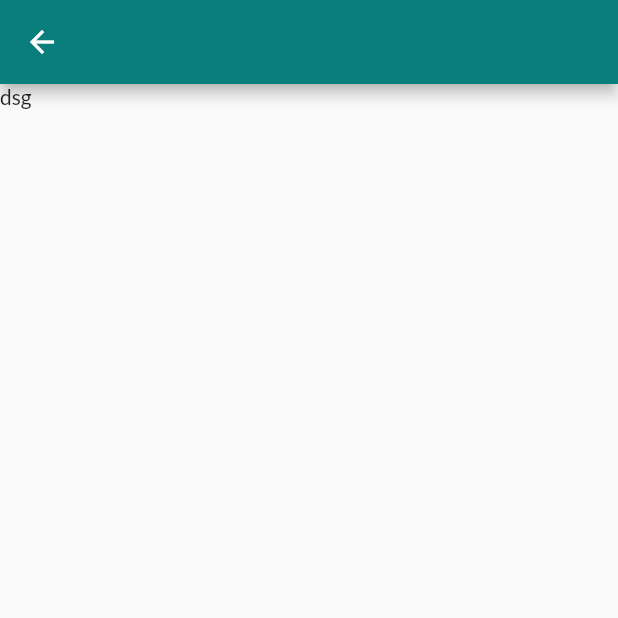
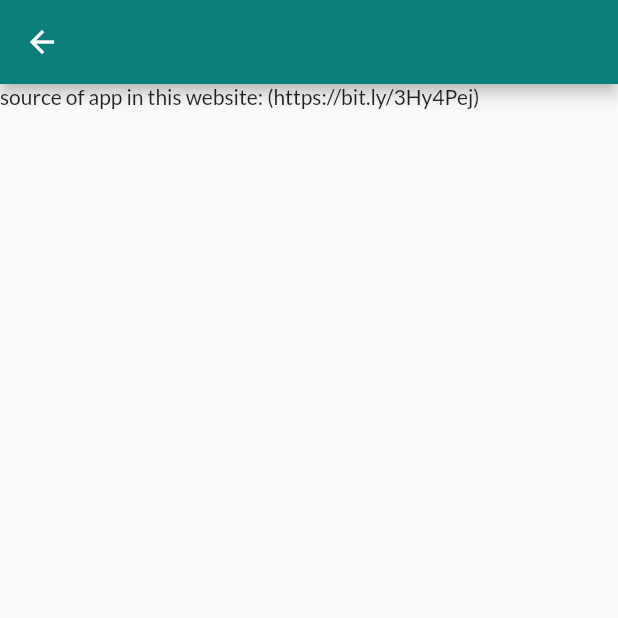
Before and after one commit to YossefHussein/all_color, a Flutter app: the SettingPage screen opened directly, on a phone screen of 412 x 824 dp, the top half of it. Run offline on Flutter 3.47's test engine with Material 2 defaults, Android fonts, the phone set to English and light mode, and no system bars; our stand-ins replace google_fonts.

Commit message:
update_1

```diff
--- a/lib/pages/setting_page.dart
+++ b/lib/pages/setting_page.dart
@@ -1,4 +1,5 @@
 import 'package:flutter/material.dart';
+import 'package:url_launcher/url_launcher.dart';
 
 class SettingPage extends StatefulWidget {
   const SettingPage({Key? key}) : super(key: key);
@@ -8,6 +9,8 @@ class SettingPage extends StatefulWidget {
 }
 
 class _SettingPageState extends State<SettingPage> {
+  final Uri _url = Uri.parse('https://www.materialpalette.com/indigo/green');
+
   @override
   Widget build(BuildContext context) {
     return Scaffold(
@@ -20,8 +23,28 @@ class _SettingPageState extends State<SettingPage> {
         ),
       ),
       body: SafeArea(
-        child: Text('dsg'),
+        child: Column(
+          children: [
+            Row(
+              children: [
+                Row(
+                  children: [
+                    InkWell(
+                      onTap: () => _launchUrl(),
+                      child: Text('source of app in this website: '),
+                    ),
+                    SelectableText('(https://bit.ly/3Hy4Pej)')
+                  ],
+                ),
+              ],
+            ),
+          ],
+        ),
       ),
     );
   }
+
+  void _launchUrl() async {
+    if (!await launchUrl(_url)) throw 'Could not launch $_url';
+  }
 }
--- a/pubspec.yaml
+++ b/pubspec.yaml
@@ -23,11 +23,8 @@ environment:
 dependencies:
   flutter:
     sdk: flutter
-
-
-  # The following adds the Cupertino Icons font to your application.
-  # Use with the CupertinoIcons class for iOS style icons.
   cupertino_icons: ^1.0.2
+  url_launcher: ^6.1.3
 
 dev_dependencies:
   flutter_test:
```
Also changed, not shown: pubspec.lock.
